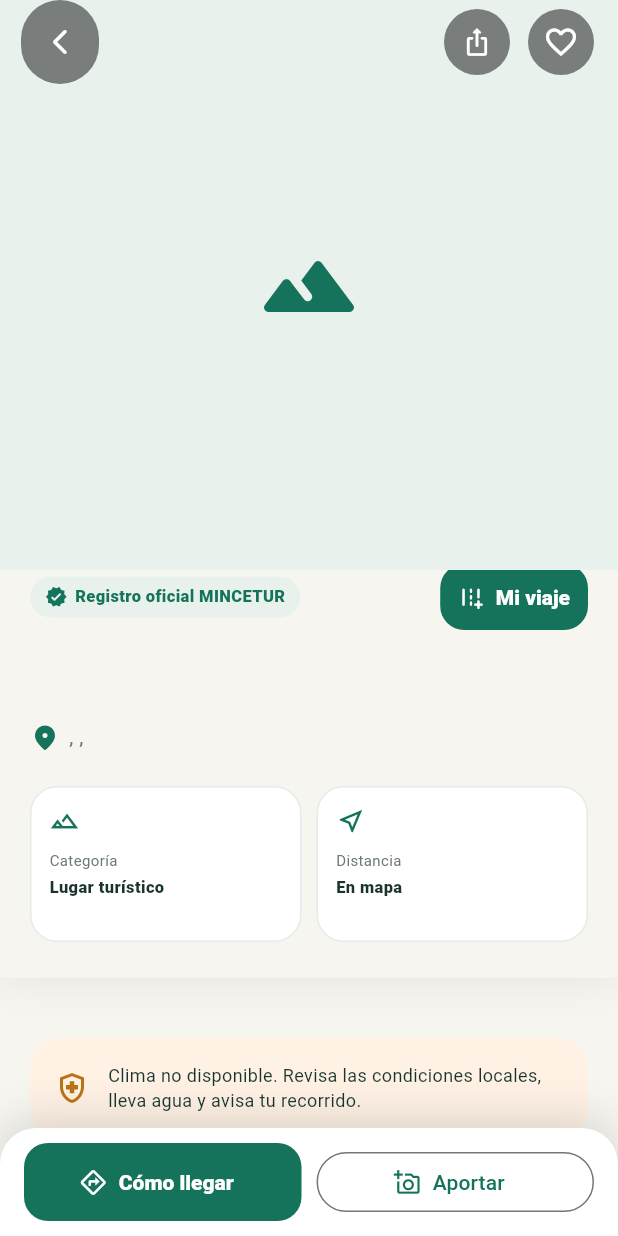
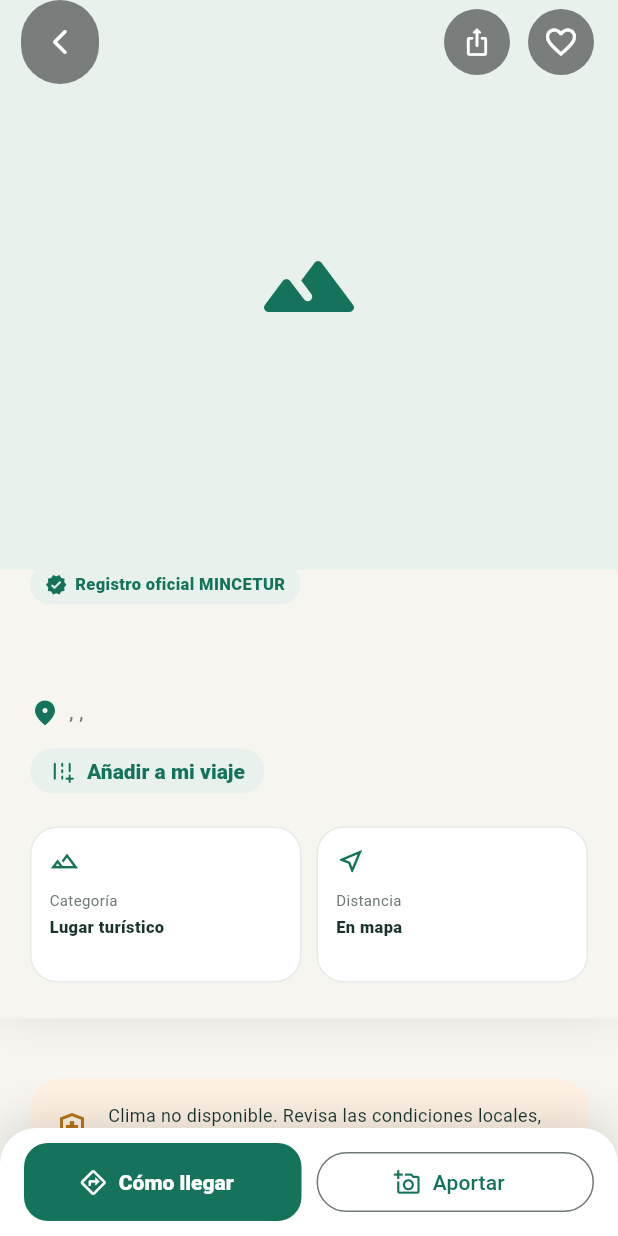
Before and after one commit to Nxz-ST/Turismo-app, a Flutter app: the TouristPlaceDetailScreen screen opened directly with empty values, on a phone screen of 412 x 824 dp. Run offline on Flutter 3.47's test engine with Material 3 defaults, Android fonts, the phone set to English and light mode, and no system bars; our stand-ins replace connectivity_plus, geolocator, google_maps_flutter, image_picker, share_plus, shared_preferences and 1 more; accounts and stored records are empty; Roboto replaces fonts that are missing (SF Pro Display); statements that could not run were skipped.

Commit message:
Refine trip action in place details

```diff
--- a/lib/features/places/screens/tourist_place_detail_screen.dart
+++ b/lib/features/places/screens/tourist_place_detail_screen.dart
@@ -181,13 +181,7 @@ class TouristPlaceDetailScreen extends StatelessWidget {
       child: Column(
         crossAxisAlignment: CrossAxisAlignment.start,
         children: [
-          Row(
-            children: [
-              const Expanded(child: _OfficialBadge()),
-              const SizedBox(width: 10),
-              _AddToTripButton(place: place, compact: true),
-            ],
-          ),
+          const _OfficialBadge(),
           const SizedBox(height: 16),
           Text(
             place.nombre,
@@ -217,6 +211,11 @@ class TouristPlaceDetailScreen extends StatelessWidget {
                 ),
               ),
             ],
+          ),
+          const SizedBox(height: 14),
+          Align(
+            alignment: Alignment.centerLeft,
+            child: _AddToTripButton(place: place, compact: true),
           ),
           const SizedBox(height: 22),
           _facts(),
@@ -819,14 +818,19 @@ class _AddToTripButtonState extends State<_AddToTripButton> {
       return FilledButton.tonalIcon(
         onPressed: action,
         style: FilledButton.styleFrom(
-          padding: const EdgeInsets.symmetric(horizontal: 12, vertical: 9),
+          backgroundColor: AppColors.primarySoft,
+          foregroundColor: AppColors.primary,
+          minimumSize: const Size(0, 38),
+          padding: const EdgeInsets.symmetric(horizontal: 13, vertical: 8),
           visualDensity: VisualDensity.compact,
+          tapTargetSize: MaterialTapTargetSize.shrinkWrap,
+          shape: const StadiumBorder(),
         ),
         icon: Icon(
           _added ? Icons.check_rounded : Icons.add_road_rounded,
           size: 17,
         ),
-        label: Text(_added ? 'Añadido' : 'Mi viaje'),
+        label: Text(_added ? 'En mi viaje' : 'Añadir a mi viaje'),
       );
     }
     return OutlinedButton.icon(
```
